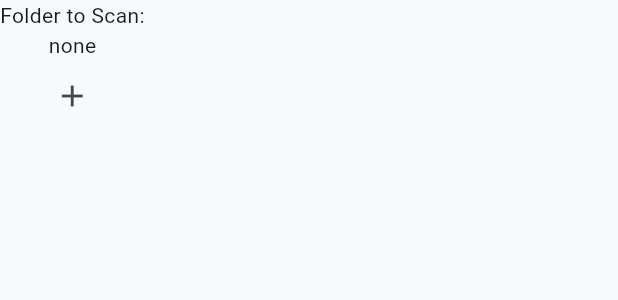
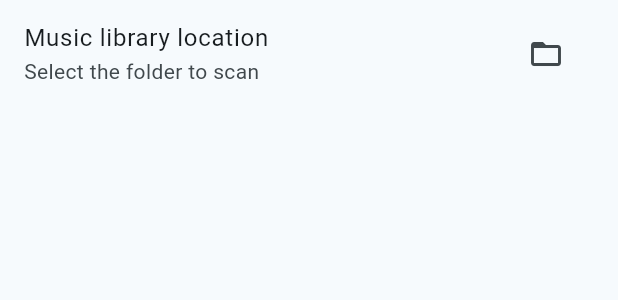
Before and after one commit to jpangestu/nordplayer, a Flutter app: the SettingsPage widget shown alone on an empty page, opened directly, on a phone screen of 412 x 824 dp. Shown: the top 300 px of the screen. Run offline on Flutter 3.47's test engine with Material 3 defaults, Android fonts, the phone set to English and light mode, and no system bars; our stand-ins replace file_picker, shared_preferences; missing offline and left inert: window_manager; accounts and stored records are empty; statements that could not run were skipped.

Commit message:
Update settings

```diff
--- a/lib/pages/main_page.dart
+++ b/lib/pages/main_page.dart
@@ -1,7 +1,7 @@
 import 'package:flutter/material.dart';
+
 import 'package:suara/pages/library.dart';
 import 'package:suara/pages/settings_page.dart';
-
 import 'package:suara/widgets/player_bar.dart';
 import 'package:suara/widgets/sidebar.dart';
 
@@ -14,7 +14,6 @@ class MainPage extends StatefulWidget {
 
 class _MainPageState extends State<MainPage> {
   int _selectedIndex = 0;
-  String? _main_path;
 
   final List<Widget> _pages = [
     const Library(),
--- a/lib/pages/settings_page.dart
+++ b/lib/pages/settings_page.dart
@@ -1,6 +1,6 @@
-import 'dart:io';
 import 'package:flutter/material.dart';
 import 'package:file_picker/file_picker.dart';
+import 'package:shared_preferences/shared_preferences.dart';
 
 class SettingsPage extends StatefulWidget {
   const SettingsPage({super.key});
@@ -10,25 +10,49 @@ class SettingsPage extends StatefulWidget {
 }
 
 class _SettingsPageState extends State<SettingsPage> {
-  late File file;
+  String? musicPath;
+
+  Future<void> savePathForMusic(String pathForMusic) async {
+    final prefs = await SharedPreferences.getInstance();
+    await prefs.setString('music_path', pathForMusic);
+  }
+
+  Future<void> getPathForMusic() async {
+    final prefs = await SharedPreferences.getInstance();
+    setState(() {
+      musicPath = prefs.getString('music_path');
+    });
+  }
+
+  @override
+  void initState() {
+    super.initState();
+    getPathForMusic();
+  }
+
   @override
   Widget build(BuildContext context) {
     return SingleChildScrollView(
       child: Column(
         children: [
-          Text('Folder to Scan:'),
-          Text('none'),
-          IconButton(
-            onPressed: () async {
-              String? main_path = await FilePicker.platform.getDirectoryPath();
+          ListTile(
+            title: const Text('Music library location'),
+            subtitle: Text(musicPath ?? "Select the folder to scan"),
+            trailing: IconButton(
+              icon: Icon(Icons.folder_open),
+              onPressed: () async {
+                final String? selectedPath = await FilePicker.platform
+                    .getDirectoryPath();
 
-              // if (main_path != null) {
-              //   _main_path = main_path;
-              // } else {
-              //   // User canceled the picker
-              // }
-            },
-            icon: Icon(Icons.add),
+                if (selectedPath != null) {
+                  await savePathForMusic(selectedPath);
+
+                  setState(() {
+                    musicPath = selectedPath;
+                  });
+                }
+              },
+            ),
           ),
         ],
       ), // Read user input)]),
--- a/pubspec.yaml
+++ b/pubspec.yaml
@@ -37,6 +37,7 @@ dependencies:
   window_manager: ^0.5.1
   path: ^1.9.1
   file_picker: ^10.3.8
+  shared_preferences: ^2.5.4
 
 dev_dependencies:
   flutter_test:
```
Also changed, not shown: lib/services/audio_file_scanner.dart (+6 -6 lines), pubspec.lock, 1 other file.
